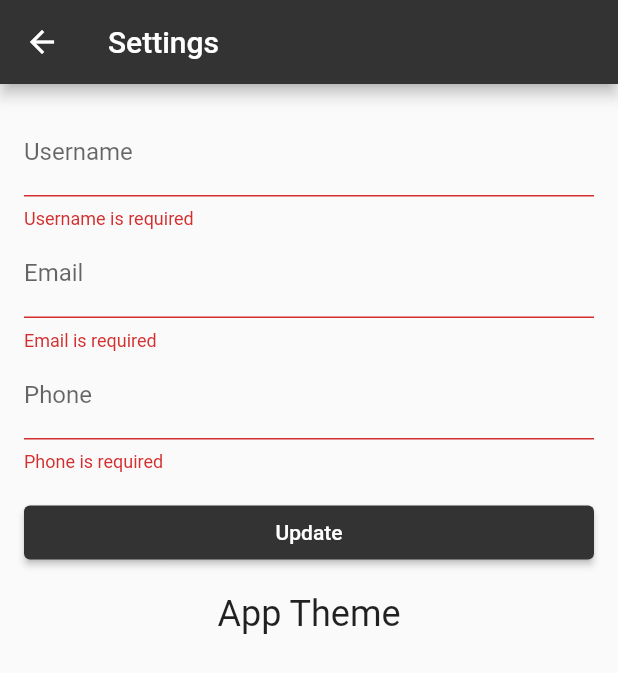
After one commit to walid-hamdi/Flutter_zoned_express, a Flutter app: the SettingsView screen opened directly, after a tap on "Update", on a phone screen of 412 x 824 dp. The commit adds this screen. Shown: the top 673 px of the screen. Run offline on Flutter 3.47's test engine with Material 2 defaults, Android fonts, the light colour scheme and no system bars; our stand-ins replace cached_network_image, cloud_firestore, firebase_auth, firebase_core, google_nav_bar; accounts and stored records are empty; network calls fail.

Commit message:
create sign in & sign up & settings views

```diff
--- /dev/null
+++ b/lib/views/auth/settings/settings_view.dart
@@ -0,0 +1,108 @@
+import 'package:flutter/material.dart';
+
+class SettingsView extends StatefulWidget {
+  const SettingsView({Key? key}) : super(key: key);
+
+  @override
+  _SettingsViewState createState() => _SettingsViewState();
+}
+
+class _SettingsViewState extends State<SettingsView> {
+  final _formKey = GlobalKey<FormState>();
+  late String _username;
+  late String _email;
+  late String _phone;
+
+  // User's current theme preference
+  late ThemeData _currentTheme;
+
+  // Function to update the user's theme preference
+  void _updateTheme(ThemeData theme) {
+    setState(() {
+      _currentTheme = theme;
+    });
+  }
+
+  bool _validateAndSave() {
+    final form = _formKey.currentState;
+    if (form!.validate()) {
+      form.save();
+      return true;
+    }
+    return false;
+  }
+
+  Future<void> _validateAndSubmit() async {
+    if (_validateAndSave()) {
+      // Update user's information in the database
+      // ...
+    }
+  }
+
+  @override
+  Widget build(BuildContext context) {
+    return Scaffold(
+      appBar: AppBar(
+        title: const Text('Settings'),
+      ),
+      body: Container(
+        padding: const EdgeInsets.all(16),
+        child: Form(
+          key: _formKey,
+          child: SingleChildScrollView(
+            child: Column(children: [
+              TextFormField(
+                decoration: const InputDecoration(labelText: 'Username'),
+                validator: (value) {
+                  if (value!.isEmpty) {
+                    return 'Username is required';
+                  }
+                  return null;
+                },
+                onSaved: (value) => _username = value!,
+              ),
+              TextFormField(
+                decoration: const InputDecoration(labelText: 'Email'),
+                validator: (value) {
+                  if (value!.isEmpty) {
+                    return 'Email is required';
+                  }
+                  return null;
+                },
+                onSaved: (value) => _email = value!,
+              ),
+              TextFormField(
+                decoration: const InputDecoration(labelText: 'Phone'),
+                validator: (value) {
+                  if (value!.isEmpty) {
+                    return 'Phone is required';
+                  }
+                  return null;
+                },
+                onSaved: (value) => _phone = value!,
+              ),
+              Container(
+                width: double.infinity,
+                margin: const EdgeInsets.only(top: 16),
+                child: ElevatedButton(
+                  onPressed: _validateAndSubmit,
+                  child: const Text('Update'),
+                ),
+              ),
+              Container(
+                  margin: const EdgeInsets.only(top: 16),
+                  child: Column(
+                      crossAxisAlignment: CrossAxisAlignment.start,
+                      children: [
+                        Text(
+                          'App Theme',
+                          style: Theme.of(context).textTheme.headlineSmall,
+                        )
+                      ]))
+            ]),
+          ),
+        ),
+      ),
+    );
+  }
+}
--- a/lib/views/explore/explore_view.dart
+++ b/lib/views/explore/explore_view.dart
@@ -17,7 +17,7 @@ class ExploreView extends StatefulWidget {
 
 class _ExploreViewState extends State<ExploreView> {
   String? _searchTerm;
-  Stream<List<Newsletter>?> _newslettersStream = getNewsletters();
+  final Stream<List<Newsletter>?> _newslettersStream = getNewsletters();
 
   void _updateSearchTerm(String value) {
     setState(() {
--- a/pubspec.yaml
+++ b/pubspec.yaml
@@ -20,6 +20,7 @@ dependencies:
   cached_network_image: ^3.2.3
   cloud_firestore: ^4.3.1
   dart_code_metrics: ^5.5.1
+  firebase_auth: ^4.2.5
   firebase_core: ^2.4.1
   flutter:
     sdk: flutter
@@ -63,6 +64,7 @@ flutter:
   assets:
     - assets/images/
     - assets/fonts/
+    - assets/icons/
 
   # An image asset can refer to one or more resolution-specific "variants", see
   # https://flutter.dev/assets-and-images/#resolution-aware.
```
Also changed, not shown: lib/services/auth.dart (added, +35 -0 lines), lib/views/auth/profile/profile_view.dart (+23 -11 lines), lib/views/auth/sign_in/sign_in_view.dart (+108 -54 lines), lib/views/auth/sign_up/sign_up_view.dart (+188 -0 lines), assets/icons/facebook_logo.png (added), assets/icons/google_logo.png (added), assets/images/329732948_1352904018859494_5976872286671947624_n.jpg (deleted), pubspec.lock.
